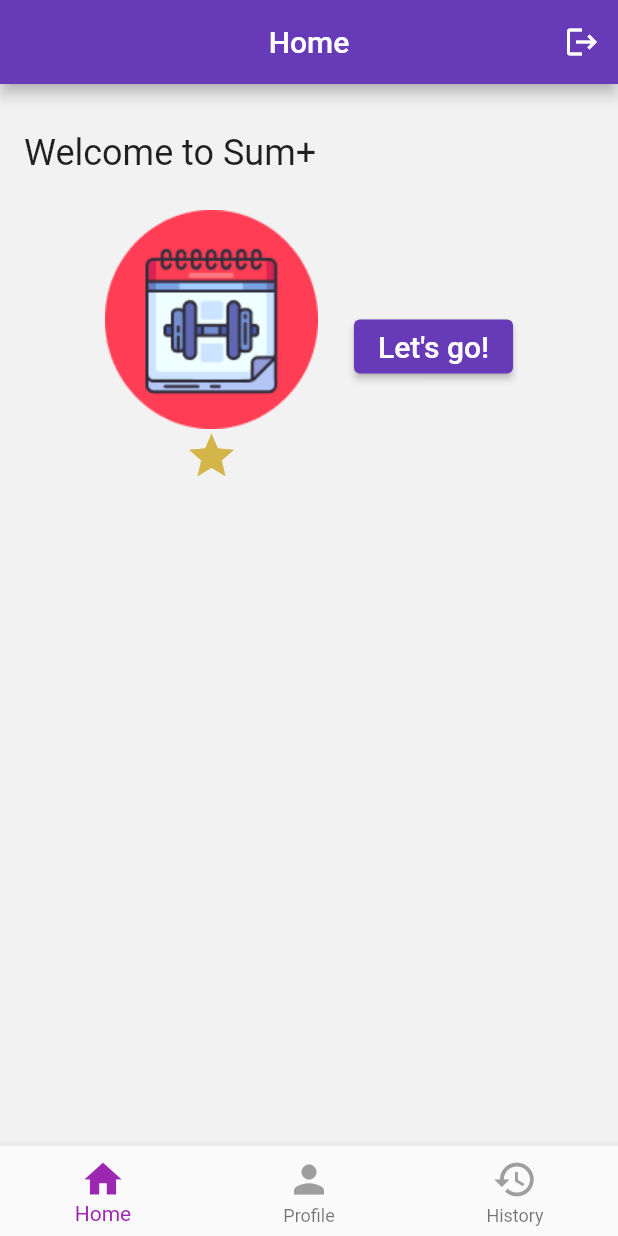
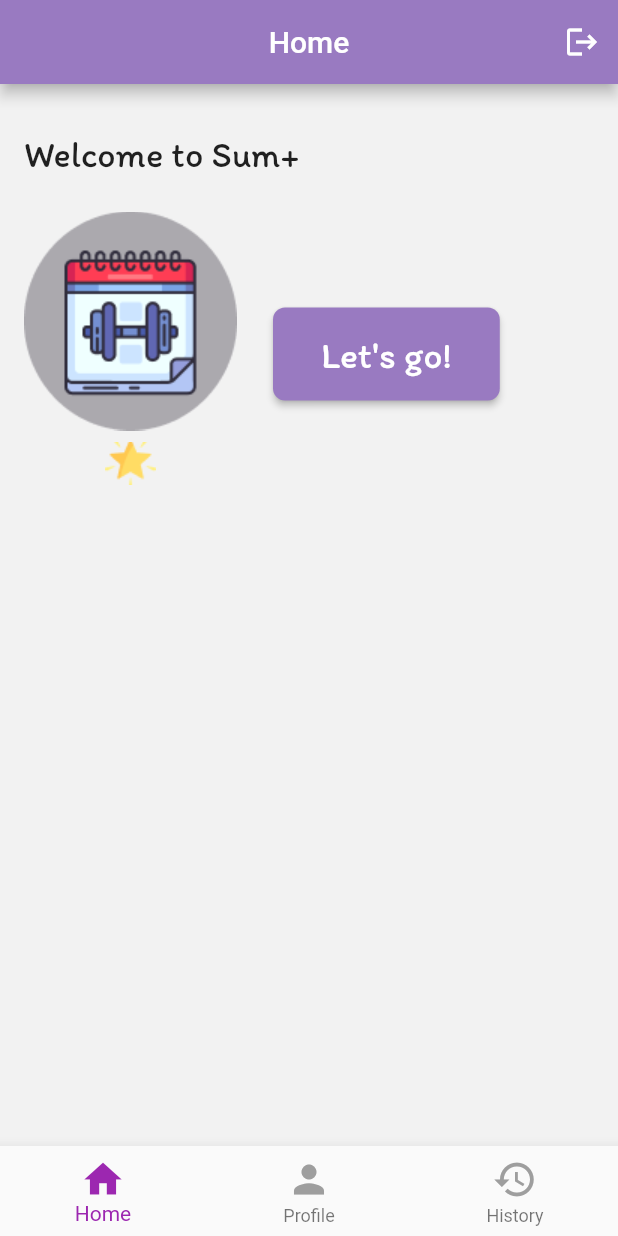
Before and after one commit to leovergaramarq/uninorte-mobile-class-project, a Flutter app: the ProfilePage screen opened directly, after a tap on the "logout" icon, after a tap on "Submit", after a tap on "Continue as guest", on a phone screen of 412 x 824 dp. Run offline on Flutter 3.47's test engine with Material 2 defaults, Android fonts, the light colour scheme and no system bars; our stand-ins replace get, loggy.

Commit message:
Cambios en interfaz

```diff
--- a/lib/main.dart
+++ b/lib/main.dart
@@ -32,6 +32,19 @@ void main() {
   runApp(const MyApp());
 }
 
+MaterialColor myPrimarySwatch = MaterialColor(0xFF997AC1, {
+  50: Color(0xFFF5EEF7),
+  100: Color(0xFFE4D6E5),
+  200: Color(0xFFD3BED4),
+  300: Color(0xFFC2A6C4),
+  400: Color(0xFFB18EB3),
+  500: Color(0xFF997AC1), // Este es el tono principal
+  600: Color(0xFF8A6CB0),
+  700: Color(0xFF7C5FA0),
+  800: Color(0xFF6D5190),
+  900: Color(0xFF5F4480),
+});
+
 class MyApp extends StatelessWidget {
   const MyApp({Key? key}) : super(key: key);
 
@@ -42,7 +55,8 @@ class MyApp extends StatelessWidget {
       title: 'Summarizer',
       debugShowCheckedModeBanner: false,
       theme: ThemeData(
-        primarySwatch: Colors.deepPurple,
+        primarySwatch: myPrimarySwatch,
+        primaryColor: Color(0xFF997AC1),
       ),
       home: const FirstPage(
         key: Key('FirstPage'),
--- a/lib/ui/pages/content/home_page.dart
+++ b/lib/ui/pages/content/home_page.dart
@@ -143,18 +143,24 @@ class _HomePageState extends State<HomePage> with WidgetsBindingObserver {
                     _authController.isLoggedIn
                         ? 'Hello, ${_userController.user.email}!'
                         : 'Welcome to Sum+',
-                    style: const TextStyle(fontSize: 24),
+                    style: const TextStyle(
+                      fontSize: 24,
+                      fontFamily: 'Itim',
+                    ),
                   ),
                   const SizedBox(
                     height: 24,
                   ),
                   Row(
-                    mainAxisAlignment: MainAxisAlignment.center,
+                    mainAxisAlignment: MainAxisAlignment.start,
                     children: [
                       Column(
                         children: [
-                          Image.asset(
-                            'assets/img/exercise_bg.png', // Reemplaza con la ruta de tu imagen de fondo
+                          Align(
+                            alignment: Alignment.centerLeft,
+                            child: Image.asset(
+                              'assets/img/exercise_bg.png',
+                            ),
                           ),
                           Obx(() => LevelStarsWidget(
                                 level: min(_questionController.level,
@@ -167,6 +173,13 @@ class _HomePageState extends State<HomePage> with WidgetsBindingObserver {
                         width: 24,
                       ),
                       ElevatedButton(
+                        key: const Key('StartButton'),
+                        style: ElevatedButton.styleFrom(
+                          // primary: Color(0xFF997AC1),
+                          padding: const EdgeInsets.fromLTRB(32, 16, 32, 16),
+                          shape: RoundedRectangleBorder(
+                              borderRadius: BorderRadius.circular(8)),
+                        ),
                         onPressed: () {
                           Get.to(() => const QuestPage(
                                 key: Key('QuestPage'),
@@ -177,7 +190,10 @@ class _HomePageState extends State<HomePage> with WidgetsBindingObserver {
                             _sessionController.sessions.isNotEmpty
                                 ? 'Continue'
                                 : 'Let\'s go!',
-                            style: TextStyle(fontSize: 20))),
+                            style: TextStyle(
+                              fontSize: 25,
+                              fontFamily: 'Itim',
+                            ))),
                       ),
                     ],
                   )
--- a/lib/ui/pages/content/profile_page.dart
+++ b/lib/ui/pages/content/profile_page.dart
@@ -1,21 +1,13 @@
 import 'package:flutter/material.dart';
 import 'package:get/get.dart';
-
-// import 'package:uninorte_mobile_class_project/ui/pages/auth/login_page.dart';
-// import 'package:uninorte_mobile_class_project/ui/pages/content/quest_page.dart';
 import 'package:uninorte_mobile_class_project/ui/widgets/app_bar_widget.dart';
 import 'package:uninorte_mobile_class_project/ui/widgets/bottom_nav_bar_widget.dart';
-
-// import 'package:uninorte_mobile_class_project/ui/widgets/level_stars_widget.dart';
-
-import 'package:uninorte_mobile_class_project/ui/controller/auth_controller.dart';
-// import 'package:uninorte_mobile_class_project/ui/controller/question_controller.dart';
+import 'package:uninorte_mobile_class_project/ui/controller/user_controller.dart';
 
 class ProfilePage extends StatelessWidget {
   ProfilePage({Key? key}) : super(key: key);
 
-  final AuthController _authController = Get.find<AuthController>();
-  // final QuestionController _questionController = Get.find<QuestionController>();
+  final UserController _authController = Get.find<UserController>();
 
   @override
   Widget build(BuildContext context) {
@@ -24,6 +16,81 @@ class ProfilePage extends StatelessWidget {
       appBar: AppBarWidget(text: 'Profile', logoutButton: true),
       bottomNavigationBar:
           BottomNavBarWidget(section: BottomNavBarWidgetSections.profile),
+      body: ListView(
+        children: [
+          SizedBox(height: 20.0), // Espacio entre AppBar y Container
+          Center(
+            child: Container(
+              color: Colors.white,
+              padding: EdgeInsets.all(16.0),
+              height: 210.0,
+              width: 500.0,
+              child: Row(
+                crossAxisAlignment: CrossAxisAlignment.start,
+                children: [
+                  Expanded(
+                    flex: 2,
+                    child: Column(
+                      crossAxisAlignment: CrossAxisAlignment.start,
+                      children: [
+                        Text(
+                          'Personal Info',
+                          style: TextStyle(
+                            fontSize: 20.0,
+                            fontWeight: FontWeight.bold,
+                            fontFamily: 'Itim',
+                          ),
+                        ),
+                        SizedBox(height: 16.0),
+                        Text(
+                          'Email:  ${_authController.user.email}',
+                          style: TextStyle(
+                            fontSize: 16.0,
+                            fontFamily: 'Itim',
+                          ),
+                        ),
+                        SizedBox(height: 8.0),
+                        Text(
+                          'School: ${_authController.user.school}',
+                          style: TextStyle(
+                            fontSize: 16.0,
+                            fontFamily: 'Itim',
+                          ),
+                        ),
+                        SizedBox(height: 8.0),
+                        Text(
+                          'Degree: ${_authController.user.degree}',
+                          style: TextStyle(
+                            fontSize: 16.0,
+                            fontFamily: 'Itim',
+                          ),
+                        ),
+                        SizedBox(height: 8.0),
+                        Text(
+                          'Birthdate: ${_authController.user.birthDate}',
+                          style: TextStyle(
+                            fontSize: 16.0,
+                            fontFamily: 'Itim',
+                          ),
+                        ),
+                      ],
+                    ),
+                  ),
+                  Expanded(
+                    flex: 1,
+                    child: CircleAvatar(
+                      radius: 70.0,
+                      backgroundColor: Colors.grey,
+                      backgroundImage:
+                          Image.asset('assets/img/profile_photo_2.jpg').image,
+                    ),
+                  ),
+                ],
+              ),
+            ),
+          ),
+        ],
+      ),
     );
   }
 }
--- a/lib/ui/pages/content/session_summary_page.dart
+++ b/lib/ui/pages/content/session_summary_page.dart
@@ -57,15 +57,21 @@ class _SessionSummaryPageState extends State<SessionSummaryPage>
                         ),
                         const Text('New level!',
                             style: TextStyle(
-                                fontSize: 24, fontWeight: FontWeight.w500)),
+                                fontSize: 24,
+                                fontWeight: FontWeight.w500,
+                                fontFamily: 'Itim')),
                         Text(
                             '${_questionController.session.numCorrectAnswers}/${_questionController.session.numAnswers} correct answers',
                             style: TextStyle(
-                                fontSize: 16, fontWeight: FontWeight.w500)),
+                                fontSize: 16,
+                                fontWeight: FontWeight.w500,
+                                fontFamily: 'Itim')),
                         Text(
                             'Total time: ${Answer.formatTime(_questionController.session.totalSeconds)}',
                             style: TextStyle(
-                                fontSize: 16, fontWeight: FontWeight.w500)),
+                                fontSize: 16,
+                                fontWeight: FontWeight.w500,
+                                fontFamily: 'Itim')),
                       ],
                     ),
                     SizedBox(
@@ -77,7 +83,9 @@ class _SessionSummaryPageState extends State<SessionSummaryPage>
                       children: [
                         const Text('Answers',
                             style: TextStyle(
-                                fontSize: 20, fontWeight: FontWeight.w500)),
+                                fontSize: 20,
+                                fontWeight: FontWeight.w500,
+                                fontFamily: 'Itim')),
                         Container(
                           height: 360,
                           // child: ListView(
@@ -127,7 +135,7 @@ class _SessionSummaryPageState extends State<SessionSummaryPage>
                         Get.back();
                       },
                       child: const Text('Back to menu',
-                          style: TextStyle(fontSize: 20)),
+                          style: TextStyle(fontSize: 20, fontFamily: 'Itim')),
                     ),
                     SizedBox(
                       width: 24,
@@ -140,7 +148,7 @@ class _SessionSummaryPageState extends State<SessionSummaryPage>
                             ));
                       },
                       child: const Text('Try again',
-                          style: TextStyle(fontSize: 20)),
+                          style: TextStyle(fontSize: 20, fontFamily: 'Itim')),
                     ),
                   ],
                 )
--- a/lib/ui/widgets/answer_item_widget.dart
+++ b/lib/ui/widgets/answer_item_widget.dart
@@ -11,7 +11,8 @@ class AnswerItemWidget extends StatelessWidget {
     List<Widget> children = [
       Text(
         'Question: ${answer.question.toString()}',
-        style: TextStyle(fontSize: 18, fontWeight: FontWeight.w400),
+        style: TextStyle(
+            fontSize: 18, fontWeight: FontWeight.w400, fontFamily: 'Itim'),
       ),
       SizedBox(
         height: 8,
@@ -20,7 +21,8 @@ class AnswerItemWidget extends StatelessWidget {
         children: [
           Text(
             'Your answer: ${answer.userAnswer}',
-            style: TextStyle(fontSize: 18, fontWeight: FontWeight.w400),
+            style: TextStyle(
+                fontSize: 18, fontWeight: FontWeight.w400, fontFamily: 'Itim'),
           ),
           answer.isCorrect
               ? Icon(Icons.check, size: 32, color: Colors.green.shade600)
@@ -35,7 +37,8 @@ class AnswerItemWidget extends StatelessWidget {
         ),
         Text(
           'Correct answer: ${answer.question.getAnswer()}',
-          style: TextStyle(fontSize: 18, fontWeight: FontWeight.w400),
+          style: TextStyle(
+              fontSize: 18, fontWeight: FontWeight.w400, fontFamily: 'Itim'),
         )
       ]);
     }
--- a/lib/ui/widgets/level_stars_widget.dart
+++ b/lib/ui/widgets/level_stars_widget.dart
@@ -11,14 +11,19 @@ class LevelStarsWidget extends StatelessWidget {
   Widget build(BuildContext context) {
     print('level $level');
     return Row(
-      mainAxisAlignment: MainAxisAlignment.center,
-      children: List.generate(
-          level,
-          (index) => Icon(
-                Icons.star,
-                color: Color(0xD3B549).withOpacity(1),
-                size: starSize.toDouble(),
-              )),
-    );
+        mainAxisAlignment: MainAxisAlignment.center,
+        children: List.generate(
+            level,
+            (index) => Padding(
+                  padding: const EdgeInsets.all(
+                      4.0), // Ajusta el espacio entre las imágenes
+                  child: Image.asset(
+                    'assets/img/star_level.png', // Ruta de tu imagen personalizada
+                    width:
+                        starSize.toDouble(), // Establece el ancho de la imagen
+                    height:
+                        starSize.toDouble(), // Establece la altura de la imagen
+                  ),
+                )));
   }
 }
--- a/pubspec.yaml
+++ b/pubspec.yaml
@@ -71,6 +71,7 @@ flutter:
     - assets/img/random_art.png
     - assets/img/profile_photo_1.jpg
     - assets/img/profile_photo_2.jpg
+    - assets/img/star_level.png
 
   # An image asset can refer to one or more resolution-specific "variants", see
   # https://flutter.dev/assets-and-images/#resolution-aware
```
Also changed, not shown: assets/img/exercise_bg.png, assets/img/star_level.png (added).
